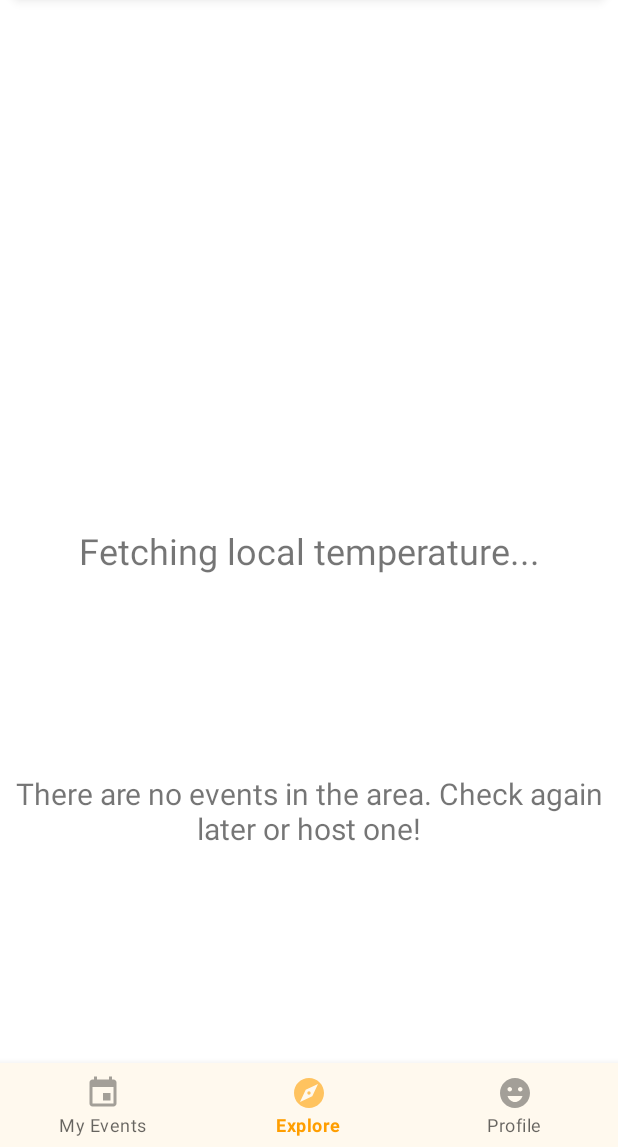
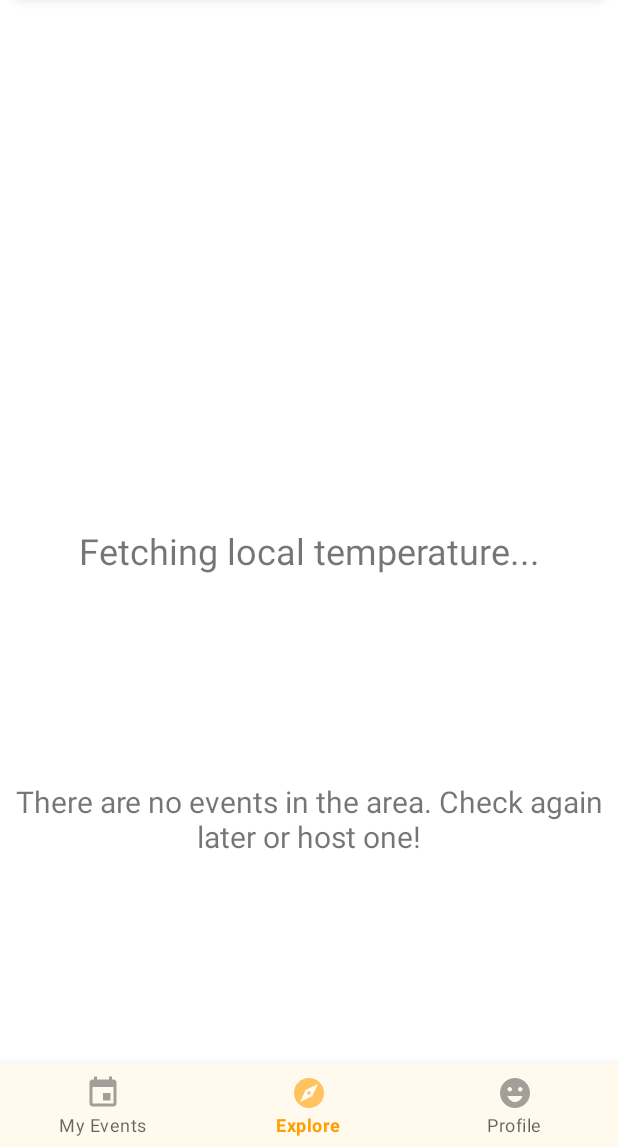
Before and after one commit to sallyklpoon/pocket-scouts, an Android app: the ExploreFragment screen opened directly, with no data from a screen before it, on a phone screen of 412 x 824 dp, the part 89-1236 px from its top. Run offline under Robolectric (Android 15) with nearby library versions, the phone set to English and light mode, and no system bars; our stand-ins replace Firebase (no records; nobody signed in at launch, a user with empty details on screens opened directly), Volley; 2 statements that could not run were skipped.

Commit message:
minor style changes

```diff
--- a/app/src/main/res/layout/activity_main.xml
+++ b/app/src/main/res/layout/activity_main.xml
@@ -11,8 +11,7 @@
         android:id="@+id/page_fragment_container"
         android:layout_width="match_parent"
         android:layout_height="match_parent"
-        android:layout_above="@id/bottom_navigation"
-        />
+        android:layout_above="@id/bottom_navigation" />
 
     <!-- Nav Bar fragment -->
     <com.google.android.material.bottomnavigation.BottomNavigationView
@@ -22,6 +21,7 @@
         android:layout_alignParentBottom="true"
         app:menu="@menu/bottom_navigation_menu"
         android:layout_gravity="bottom"
+        android:elevation="12dp"
         />
 
 </RelativeLayout>
--- a/app/src/main/res/layout/fragment_explore.xml
+++ b/app/src/main/res/layout/fragment_explore.xml
@@ -31,7 +31,9 @@
             app:layout_constraintBottom_toBottomOf="parent"
             app:layout_constraintEnd_toEndOf="parent"
             app:layout_constraintStart_toStartOf="parent"
-            android:padding="10dp"
+            android:paddingStart="10dp"
+            android:paddingEnd="10dp"
+            android:paddingTop="10dp"
             android:background="@drawable/round_top_bg"
             android:orientation="vertical"
             >
```
Also changed, not shown: app/src/main/res/layout/event_list_item.xml (+7 -4 lines).
